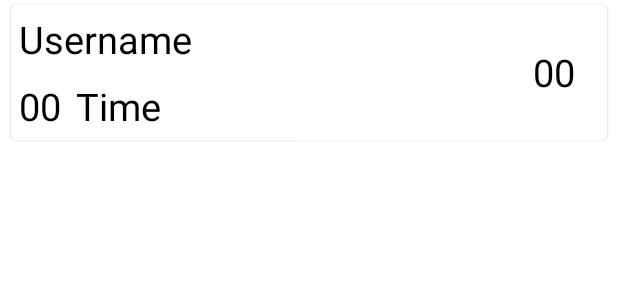
After one commit to Roshan-1710/Bored, an Android app: the layout limit_list_item.xml on its own in the app's theme, with its tools: preview values and no code run, on a phone screen of 412 x 824 dp. The commit adds this screen. Shown: the top 300 px of the screen. Run offline under Robolectric (Android 15) with nearby library versions, the phone set to English and light mode, and no system bars.

Commit message:
--global Roshan-1710

```diff
--- a/app/src/main/java/com/example/projectsem5/timerLeader.java
+++ b/app/src/main/java/com/example/projectsem5/timerLeader.java
@@ -28,5 +28,4 @@ public class timerLeader {
         Score = score;
     }
 
-    public String getData(){ return Name+" "+Score; }
 }
--- /dev/null
+++ b/app/src/main/res/layout/limit_list_item.xml
@@ -0,0 +1,70 @@
+<?xml version="1.0" encoding="utf-8"?>
+<com.google.android.material.card.MaterialCardView xmlns:android="http://schemas.android.com/apk/res/android"
+    xmlns:app="http://schemas.android.com/apk/res-auto"
+    android:layout_width="match_parent"
+    android:layout_height="90dp"
+    android:layout_marginVertical="3dp"
+    android:layout_marginHorizontal="7dp">
+    <LinearLayout
+        android:layout_width="match_parent"
+        android:layout_height="match_parent"
+        android:orientation="horizontal"
+        android:background="@color/white">
+
+        <androidx.constraintlayout.widget.ConstraintLayout
+            android:layout_width="match_parent"
+            android:layout_height="match_parent"
+            android:orientation="vertical"
+            android:background="@color/white"
+            android:gravity="center_vertical"
+            android:layout_marginLeft="5sp">
+
+            <TextView
+                android:id="@+id/limit_user_name"
+                android:layout_width="match_parent"
+                android:layout_height="wrap_content"
+                android:text="Username"
+                android:textColor="@color/black"
+                android:textSize="25sp"
+                app:layout_constraintStart_toStartOf="parent"
+                app:layout_constraintTop_toTopOf="parent"
+                android:layout_marginTop="5sp"/>
+
+            <TextView
+                android:layout_width="wrap_content"
+                android:layout_height="wrap_content"
+                android:text="00"
+                android:textSize="25sp"
+                android:textColor="@color/black"
+                android:id="@+id/limit_user_score"
+                app:layout_constraintTop_toBottomOf="@id/limit_user_name"
+                app:layout_constraintLeft_toLeftOf="parent"
+                android:layout_marginTop="10sp"/>
+
+            <TextView
+                android:id="@+id/limit_user_time"
+                android:layout_width="wrap_content"
+                android:layout_height="wrap_content"
+                android:text="Time"
+                android:textColor="@color/black"
+                android:textSize="25sp"
+                app:layout_constraintTop_toBottomOf="@id/limit_user_name"
+                app:layout_constraintLeft_toRightOf="@id/limit_user_score"
+                android:layout_marginLeft="10sp"
+                android:layout_marginTop="10sp"
+                />
+
+
+        </androidx.constraintlayout.widget.ConstraintLayout>
+        <TextView
+            android:layout_width="50sp"
+            android:layout_height="match_parent"
+            android:text="00"
+            android:textSize="25sp"
+            android:gravity="center"
+            android:textColor="@color/black"
+            android:layout_marginLeft="-60dp"
+            android:id="@+id/limit_user_rank"/>
+
+    </LinearLayout>
+</com.google.android.material.card.MaterialCardView>
```
Also changed, not shown: app/src/main/AndroidManifest.xml (+5 -2 lines), app/src/main/java/com/example/projectsem5/HomePage.java (+5 -11 lines), app/src/main/java/com/example/projectsem5/Leaderboard.java (added, +206 -0 lines), app/src/main/java/com/example/projectsem5/LimAdapter.java (added, +56 -0 lines), app/src/main/java/com/example/projectsem5/ScoreAdapter.java (added, +61 -0 lines), app/src/main/res/layout/activity_leaderboard.xml (added, +78 -0 lines), app/src/main/res/layout/score_list_item.xml (added, +52 -0 lines).
